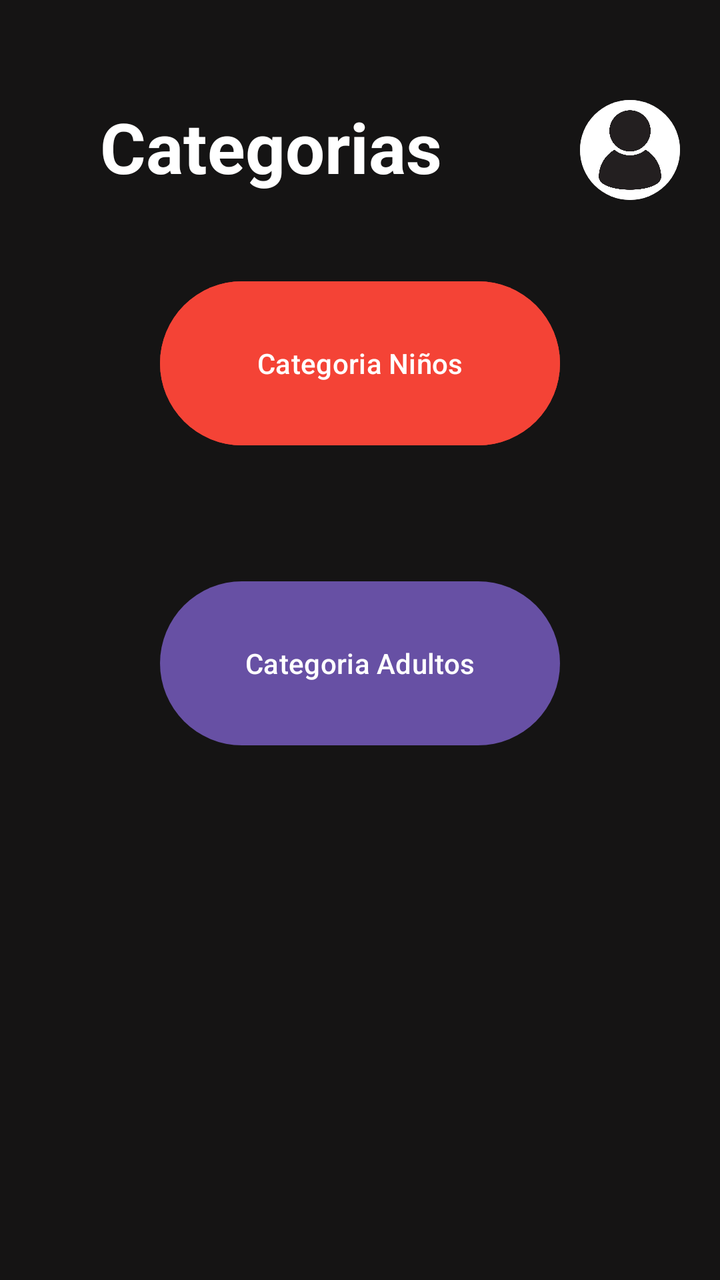
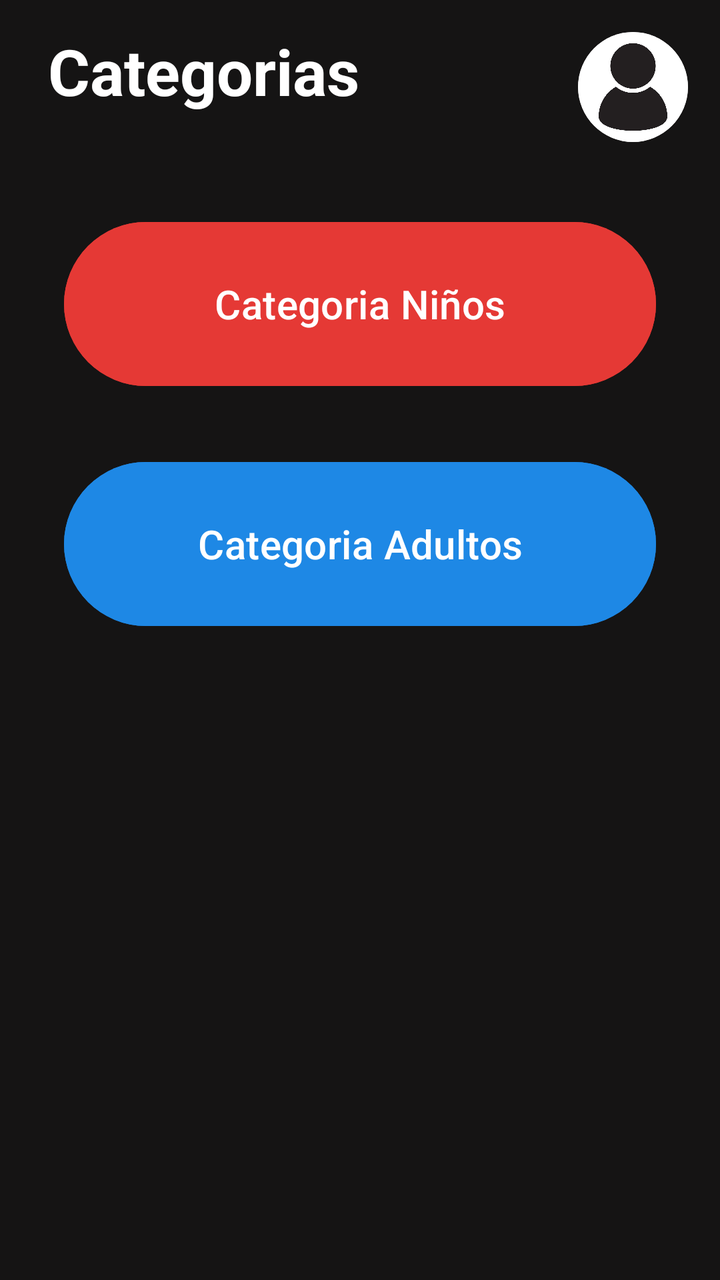

An Android layout rendered at two revisions. The XML below is the earlier revision; the diff shows what the commit changed to produce the second picture.
<!-- AndroidManifest.xml: application theme Theme.ProyectoOnvera_AS -->
<!-- res/layout/activity_categorias.xml -->
<?xml version="1.0" encoding="utf-8"?>
<androidx.constraintlayout.widget.ConstraintLayout xmlns:android="http://schemas.android.com/apk/res/android"
    xmlns:app="http://schemas.android.com/apk/res-auto"
    xmlns:tools="http://schemas.android.com/tools"
    android:id="@+id/main"
    android:layout_width="match_parent"
    android:layout_height="match_parent"
    tools:context=".activity_ListaCategoria"
    android:background="#151414">
    <ImageView
        android:id="@+id/logoperfil"
        android:layout_width="50dp"
        android:layout_height="50dp"
        tools:layout_editor_absoluteX="247dp"
        tools:layout_editor_absoluteY="18dp"
        android:src="@drawable/logoperfil"
        app:layout_constraintTop_toTopOf="parent"
        app:layout_constraintEnd_toEndOf="parent"
        android:layout_marginTop="50dp"
        android:layout_marginEnd="20dp"
        android:background="@drawable/sharpe_circle"
        android:clipToOutline="true"/>

    <TextView
        android:id="@+id/txtcat"
        android:layout_width="wrap_content"
        android:layout_height="wrap_content"
        android:text="@string/actiniciar_Categoria"
        tools:layout_editor_absoluteX="34dp"
        tools:layout_editor_absoluteY="48dp"
        app:layout_constraintTop_toTopOf="parent"
        app:layout_constraintStart_toStartOf="parent"
        android:layout_marginTop="50dp"
        android:layout_marginStart="50dp"
        android:textStyle="bold"
        android:textSize="35sp"
        android:textColor="@color/white"/>

      <Button
        android:id="@+id/btnniños"
        android:layout_width="200dp"
        android:layout_height="90dp"
        android:text="@string/actLista_niños"
        android:layout_marginTop="40dp"
        app:layout_constraintTop_toBottomOf="@id/txtcat"
        app:layout_constraintStart_toStartOf="parent"
          android:backgroundTint="#F44336"
          android:textColor="#FFFFFF"
          android:textAllCaps="false"
        app:layout_constraintEnd_toEndOf="parent"/>

       <Button
        android:id="@+id/btnadultos"
        android:layout_width="200dp"
        android:layout_height="90dp"
        android:text="@string/actLista_adulto"
        android:layout_marginTop="60dp"
        app:layout_constraintStart_toStartOf="parent"
        app:layout_constraintEnd_toEndOf="parent"
        app:layout_constraintTop_toBottomOf="@id/btnniños"/>


</androidx.constraintlayout.widget.ConstraintLayout>
<!-- resources referenced by this layout -->
<resources>
  <color name="white">#FFFFFFFF</color>
  <!-- drawable logoperfil: png bitmap (drawable, 13415 bytes) -->
  <!-- drawable sharpe_circle (drawable) -->
  <?xml version="1.0" encoding="utf-8"?>
  <shape xmlns:android="http://schemas.android.com/apk/res/android"
      android:shape="oval">
      <solid android:color="#FFFFFF"/>
  </shape>
  <string name="actLista_adulto">Categoria Adultos</string>
  <string name="actiniciar_Categoria">Categorias</string>
  <style name="Theme.ProyectoOnvera_AS" parent="Base.Theme.ProyectoOnvera_AS" />
  <style name="Base.Theme.ProyectoOnvera_AS" parent="Theme.Material3.DayNight.NoActionBar">
          
          
      </style>
</resources>

<!-- the commit's change to res/layout/activity_categorias.xml (unified diff, before → after) -->
@@ -5,59 +5,67 @@
     android:id="@+id/main"
     android:layout_width="match_parent"
     android:layout_height="match_parent"
-    tools:context=".activity_ListaCategoria"
+    tools:context=".presentacion.categorias.activity_ListaCategoria"
     android:background="#151414">
-    <ImageView
+    
+        <ImageView
         android:id="@+id/logoperfil"
-        android:layout_width="50dp"
-        android:layout_height="50dp"
-        tools:layout_editor_absoluteX="247dp"
-        tools:layout_editor_absoluteY="18dp"
+        android:layout_width="55dp"
+        android:layout_height="55dp"
         android:src="@drawable/logoperfil"
+        android:background="@drawable/sharpe_circle"
+        android:clipToOutline="true"
+        android:layout_margin="16dp"
+        android:clickable="true"
+        android:focusable="true"
         app:layout_constraintTop_toTopOf="parent"
-        app:layout_constraintEnd_toEndOf="parent"
-        android:layout_marginTop="50dp"
-        android:layout_marginEnd="20dp"
-        android:background="@drawable/sharpe_circle"
-        android:clipToOutline="true"/>
+        app:layout_constraintEnd_toEndOf="parent" />
 
     <TextView
         android:id="@+id/txtcat"
         android:layout_width="wrap_content"
         android:layout_height="wrap_content"
-        android:text="@string/actiniciar_Categoria"
-        tools:layout_editor_absoluteX="34dp"
-        tools:layout_editor_absoluteY="48dp"
+        android:text="@string/actiniciar_categoria"
+        android:textStyle="bold"
+        android:textSize="32sp"
+        android:textColor="@color/white"
+        android:layout_marginStart="24dp"
         app:layout_constraintTop_toTopOf="parent"
         app:layout_constraintStart_toStartOf="parent"
+        app:layout_constraintBottom_toBottomOf="@id/logoperfil"/>
+
+    
+    <Button
+        android:id="@+id/btnninos"
+        android:layout_width="0dp"
+        android:layout_height="90dp"
+        android:text="@string/actlista_ninos"
+        android:backgroundTint="#E53935"
+        android:textColor="#FFFFFF"
+        android:textSize="20sp"
+        android:textAllCaps="false"
+        android:layout_marginHorizontal="32dp"
         android:layout_marginTop="50dp"
-        android:layout_marginStart="50dp"
-        android:textStyle="bold"
-        android:textSize="35sp"
-        android:textColor="@color/white"/>
-
-      <Button
-        android:id="@+id/btnniños"
-        android:layout_width="200dp"
-        android:layout_height="90dp"
-        android:text="@string/actLista_niños"
-        android:layout_marginTop="40dp"
         app:layout_constraintTop_toBottomOf="@id/txtcat"
         app:layout_constraintStart_toStartOf="parent"
-          android:backgroundTint="#F44336"
-          android:textColor="#FFFFFF"
-          android:textAllCaps="false"
+        app:layout_constraintEnd_toEndOf="parent"
+        app:layout_constraintHorizontal_bias="0.5"
+        android:radius="20dp"/>
+
+    <Button
+        android:id="@+id/btnadultos"
+        android:layout_width="0dp"
+        android:layout_height="90dp"
+        android:text="@string/actlista_adulto"
+        android:textSize="20sp"
+        android:textAllCaps="false"
+        android:textColor="#FFFFFF"
+        android:backgroundTint="#1E88E5"
+        android:layout_marginHorizontal="32dp"
+        android:layout_marginTop="30dp"
+        app:layout_constraintTop_toBottomOf="@id/btnninos"
+        app:layout_constraintStart_toStartOf="parent"
         app:layout_constraintEnd_toEndOf="parent"/>
-
-       <Button
-        android:id="@+id/btnadultos"
-        android:layout_width="200dp"
-        android:layout_height="90dp"
-        android:text="@string/actLista_adulto"
-        android:layout_marginTop="60dp"
-        app:layout_constraintStart_toStartOf="parent"
-        app:layout_constraintEnd_toEndOf="parent"
-        app:layout_constraintTop_toBottomOf="@id/btnniños"/>
 
 
 </androidx.constraintlayout.widget.ConstraintLayout>
<!-- resource entries referenced after the edit -->
@@ -8,12 +8,14 @@
       android:shape="oval">
       <solid android:color="#FFFFFF"/>
   </shape>
-  <string name="actLista_adulto">Categoria Adultos</string>
-  <string name="actiniciar_Categoria">Categorias</string>
-  <style name="Theme.ProyectoOnvera_AS" parent="Base.Theme.ProyectoOnvera_AS" />
-  <style name="Base.Theme.ProyectoOnvera_AS" parent="Theme.Material3.DayNight.NoActionBar">
-          
-          
+  <string name="actiniciar_categoria">Categorias</string>
+  <string name="actlista_adulto">Categoria Adultos</string>
+  <string name="actlista_ninos">Categoria Niños</string>
+  <style name="Theme.ProyectoOnvera_AS" parent="Theme.Material3.DayNight.NoActionBar">
+  
+          <item name="android:statusBarColor">@android:color/transparent</item>
+          <item name="android:navigationBarColor">@android:color/black</item>
+  
       </style>
 </resources>
 
